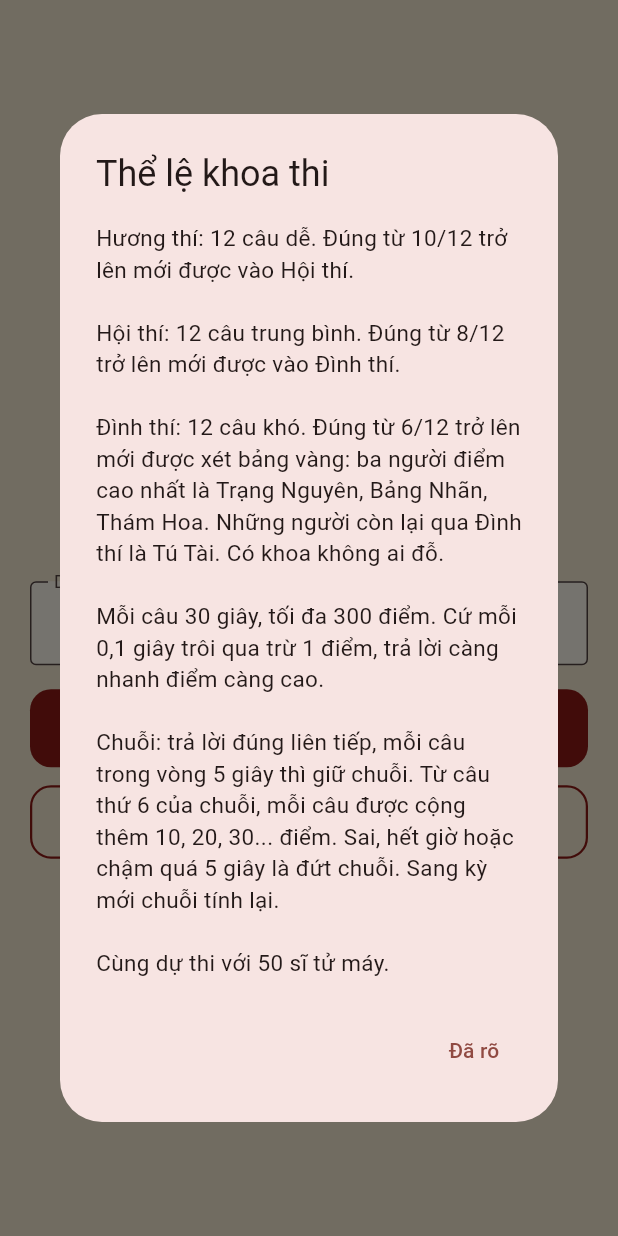
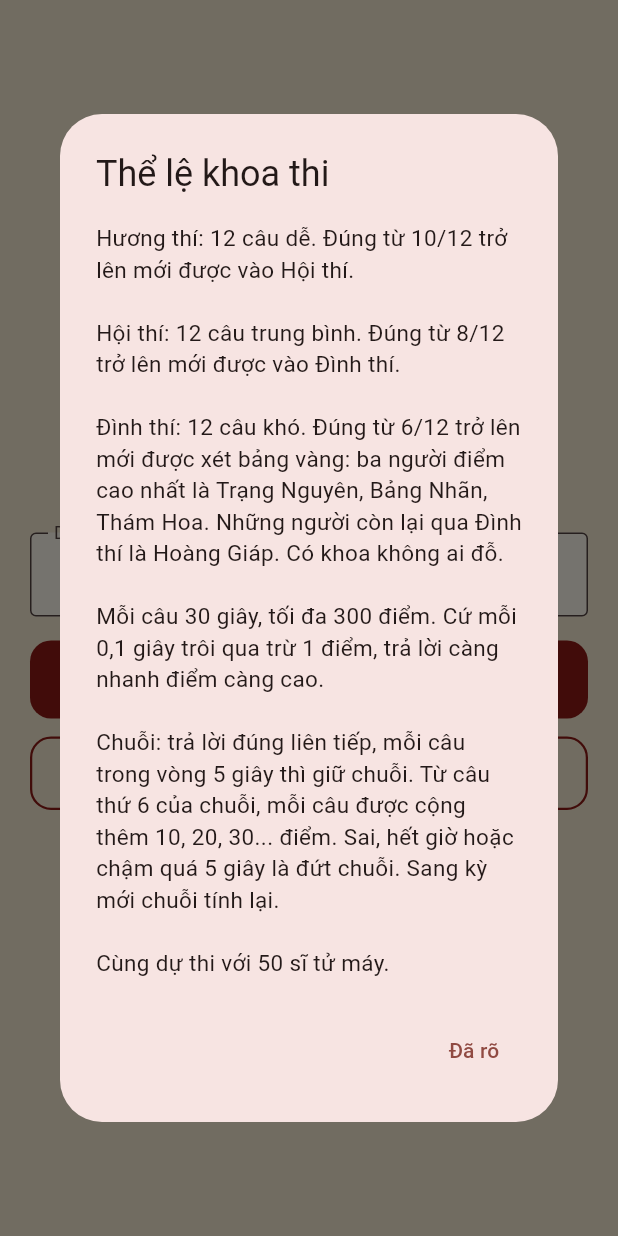
Before and after one commit to Khang-ayart/Duong-toi-trang-nguyen, a Flutter app: the screen it shows after launch, after a tap on "Thể lệ khoa thi", on a phone screen of 412 x 824 dp. Run offline on Flutter 3.47's test engine with Material 3 defaults, Android fonts, the phone set to English and light mode, and no system bars; network calls fail.

Commit message:
Hoàng Giáp thay Tú Tài, kiểm tra cập nhật trong app, khóa ký cố định để cài đè
Co-Authored-By: Claude Sonnet 5.5 <noreply@anthropic.com>
Claude-Session: https://claude.ai/code/session_01MhCC295t6YSzG72DzZYPU6

```diff
--- a/assets/data/messages.json
+++ b/assets/data/messages.json
@@ -47,13 +47,6 @@
     "Đình thí chưa chọn được tên {ten} lần này, nhưng cả triều đình đều khen ngợi chí khí của sĩ tử.",
     "Đường công danh lắm gian truân, nhưng người đã đi tới tận Đình thí thì chẳng còn xa ngày vinh quy bái tổ."
   ],
-  "tutai": [
-    "Mười năm đèn sách, nay bảng vàng cũng đề tên. Công danh chưa phải đỉnh cao, nhưng chí sĩ tử đã khiến triều đình nể trọng. Chúc mừng Tú Tài {ten}!",
-    "Bao năm sôi kinh nấu sử, hôm nay {ten} nghe tên mình xướng giữa sân rồng. Tú Tài đề danh, làng xóm đều vui mừng!",
-    "Công đèn sách không phụ lòng người. Tú Tài {ten} được triều đình ghi danh, dòng họ rạng rỡ, quê nhà hãnh diện.",
-    "Vượt qua ba kỳ thi gian khó, {ten} xứng đáng với danh hiệu Tú Tài. Hãy tiếp tục dùi mài, khoa sau biết đâu bảng vàng đề tên bậc cao hơn.",
-    "Sau bao năm cố gắng, bảng vàng cuối cùng cũng đề tên {ten}. Tú Tài thật đáng nể, xin chúc mừng!"
-  ],
   "thamhoa": [
     "Phụng thiên thừa vận Hoàng đế, chiếu viết: {ten} tài hoa lỗi lạc, nay đỗ Đệ nhất giáp Tiến sĩ cập đệ, đệ tam danh Thám Hoa! Bảng vàng đề tên, rạng rỡ tổ tông. Khâm thử!",
     "Phụng thiên thừa vận Hoàng đế, chiếu viết: Văn chương {ten} tươi thắm như hoa xuân, nay đỗ Đệ nhất giáp Tiến sĩ cập đệ, đệ tam danh Thám Hoa! Ban mũ áo cân đai, vinh quy bái tổ. Khâm thử!",
@@ -87,5 +80,12 @@
     "Triều đình ban danh xưng Phó Bảng cho {ten}: đã trúng Hội thí, chỉ còn cách hàng Tiến sĩ một bước. Tiếng tăm vang khắp kinh kỳ.",
     "Đình thí chưa chọn được tên {ten} vào hàng Tiến sĩ, nhưng Hội thí trúng cách là bậc tài hiếm có. Triều Nguyễn gọi bậc này là Phó Bảng.",
     "Phó Bảng {ten}! Qua Hội thí giữa muôn người, danh tiếng đã vượt xa đồng môn, chỉ tiếc bảng vàng chưa kịp đề tên."
+  ],
+  "hoanggiap": [
+    "Mười năm đèn sách, nay bảng vàng đã đề tên. Đệ nhị giáp Tiến sĩ xuất thân, danh hiệu Hoàng Giáp thật rạng rỡ. Triều đình chúc mừng {ten}!",
+    "Bao năm sôi kinh nấu sử, hôm nay {ten} nghe tên mình xướng giữa sân rồng. Hoàng Giáp đề danh, làng xóm đều vui mừng!",
+    "Công đèn sách không phụ lòng người. Hoàng Giáp {ten} được triều đình ghi danh, dòng họ rạng rỡ, quê nhà hãnh diện.",
+    "Vượt qua ba kỳ thi gian khó, {ten} xứng đáng với danh hiệu Hoàng Giáp. Hãy tiếp tục dùi mài, khoa sau biết đâu đứng đầu bảng vàng.",
+    "Sau bao năm cố gắng, bảng vàng cuối cùng cũng đề tên {ten}. Hoàng Giáp thật đáng nể, xin chúc mừng!"
   ]
 }
--- a/lib/engine.dart
+++ b/lib/engine.dart
@@ -233,7 +233,7 @@ enum Outcome {
   failHuong,
   failHoi,
   failDinh,
-  tuTai,
+  hoangGiap,
   thamHoa,
   bangNhan,
   trangNguyen,
@@ -498,6 +498,6 @@ class GameSession {
     if (rank == 2) {
       return Outcome.thamHoa;
     }
-    return Outcome.tuTai;
+    return Outcome.hoangGiap;
   }
 }
--- a/lib/screens/home_screen.dart
+++ b/lib/screens/home_screen.dart
@@ -1,8 +1,10 @@
 import 'package:flutter/material.dart';
+import 'package:url_launcher/url_launcher.dart';
 
 import '../data.dart';
 import '../engine.dart';
 import '../theme.dart';
+import '../updater.dart';
 import '../widgets.dart';
 import 'game_screen.dart';
 
@@ -17,11 +19,13 @@ class _HomeScreenState extends State<HomeScreen> {
   final TextEditingController _name = TextEditingController(text: 'Sĩ tử');
   GameData? _data;
   String? _error;
+  bool _checking = false;
 
   @override
   void initState() {
     super.initState();
     _load();
+    _checkUpdate(silent: true);
   }
 
   @override
@@ -43,6 +47,70 @@ class _HomeScreenState extends State<HomeScreen> {
       }
       setState(() => _error = e.toString());
     }
+  }
+
+  /// Kiểm tra bản mới. silent = true (lúc mở app): không có mạng hay đã mới nhất thì im lặng.
+  Future<void> _checkUpdate({required bool silent}) async {
+    if (_checking) {
+      return;
+    }
+    setState(() => _checking = true);
+    UpdateInfo? info;
+    bool failed = false;
+    try {
+      info = await checkForUpdate();
+    } catch (_) {
+      failed = true;
+    }
+    if (!mounted) {
+      return;
+    }
+    setState(() => _checking = false);
+
+    if (info != null) {
+      _showUpdateDialog(info);
+    } else if (!silent) {
+      ScaffoldMessenger.of(context).showSnackBar(
+        SnackBar(
+          content: Text(
+            failed
+                ? 'Không kết nối được để kiểm tra. Hãy bật mạng rồi thử lại.'
+                : 'Bạn đang dùng bản mới nhất.',
+          ),
+        ),
+      );
+    }
+  }
+
+  void _showUpdateDialog(UpdateInfo info) {
+    showDialog<void>(
+      context: context,
+      builder: (BuildContext ctx) => AlertDialog(
+        title: const Text('Có bản cập nhật mới'),
+        content: Text(
+          'Bản ${info.build} đã có (bạn đang dùng bản $kBuildNumber).\n\n'
+          'Bấm "Tải bản mới", tải xong mở file để cài. '
+          'Máy sẽ cài đè lên bản cũ, không cần gỡ app và không mất gì.',
+          style: const TextStyle(fontSize: 15, height: 1.4),
+        ),
+        actions: <Widget>[
+          TextButton(
+            onPressed: () => Navigator.of(ctx).pop(),
+            child: const Text('Để sau'),
+          ),
+          FilledButton(
+            onPressed: () {
+              Navigator.of(ctx).pop();
+              launchUrl(
+                Uri.parse(info.apkUrl),
+                mode: LaunchMode.externalApplication,
+              );
+            },
+            child: const Text('Tải bản mới'),
+          ),
+        ],
+      ),
+    );
   }
 
   void _start() {
@@ -79,7 +147,7 @@ class _HomeScreenState extends State<HomeScreen> {
             'Hội thí: 12 câu trung bình. Đúng từ ${kPassMark[1]}/12 trở lên mới được vào Đình thí.\n\n'
             'Đình thí: 12 câu khó. Đúng từ ${kPassMark[2]}/12 trở lên mới được xét bảng vàng: '
             'ba người điểm cao nhất là Trạng Nguyên, Bảng Nhãn, Thám Hoa. '
-            'Những người còn lại qua Đình thí là Tú Tài. Có khoa không ai đỗ.\n\n'
+            'Những người còn lại qua Đình thí là Hoàng Giáp. Có khoa không ai đỗ.\n\n'
             'Mỗi câu 30 giây, tối đa 300 điểm. Cứ mỗi 0,1 giây trôi qua trừ 1 điểm, '
             'trả lời càng nhanh điểm càng cao.\n\n'
             'Chuỗi: trả lời đúng liên tiếp, mỗi câu trong vòng 5 giây thì giữ chuỗi. '
@@ -184,6 +252,19 @@ class _HomeScreenState extends State<HomeScreen> {
         child: const Text('Thể lệ khoa thi'),
       ),
     );
+    children.add(
+      TextButton(
+        onPressed: _checking ? null : () => _checkUpdate(silent: false),
+        child: Text(_checking ? 'Đang kiểm tra...' : 'Kiểm tra cập nhật'),
+      ),
+    );
+    children.add(
+      Text(
+        'Phiên bản $kBuildNumber',
+        textAlign: TextAlign.center,
+        style: const TextStyle(fontSize: 12, color: AppColors.inkSoft),
+      ),
+    );
 
     return Scaffold(
       body: SafeArea(
--- /dev/null
+++ b/lib/updater.dart
@@ -0,0 +1,78 @@
+import 'dart:async';
+import 'dart:convert';
+import 'dart:io';
+
+/// Số hiệu bản build, do GitHub Actions truyền vào (--dart-define=BUILD_NUMBER=...).
+/// Chạy máy local không truyền thì là 0.
+const int kBuildNumber = int.fromEnvironment('BUILD_NUMBER', defaultValue: 0);
+
+/// Kho GitHub chứa các bản phát hành (Releases).
+const String kRepo = 'Khang-ayart/Duong-toi-trang-nguyen';
+
+class UpdateInfo {
+  final int build;
+  final String apkUrl;
+  final String pageUrl;
+
+  const UpdateInfo({
+    required this.build,
+    required this.apkUrl,
+    required this.pageUrl,
+  });
+}
+
+/// Hỏi GitHub bản phát hành mới nhất (tên thẻ dạng "build-12").
+/// - Trả về null nếu đang dùng bản mới nhất.
+/// - Ném lỗi nếu không có mạng hoặc GitHub không trả lời; nơi gọi tự xử lý.
+/// Đây là lần duy nhất app dùng mạng, chỉ để xem có bản mới, không gửi dữ liệu người chơi.
+Future<UpdateInfo?> checkForUpdate() async {
+  final HttpClient client = HttpClient()
+    ..connectionTimeout = const Duration(seconds: 6);
+  try {
+    final HttpClientRequest req = await client
+        .getUrl(Uri.parse('https://api.github.com/repos/$kRepo/releases/latest'))
+        .timeout(const Duration(seconds: 8));
+    req.headers.set('Accept', 'application/vnd.github+json');
+    req.headers.set('User-Agent', 'DuongToiTrangNguyen');
+    final HttpClientResponse res =
+        await req.close().timeout(const Duration(seconds: 8));
+    if (res.statusCode == 404) {
+      return null; // chưa có bản phát hành nào
+    }
+    if (res.statusCode != 200) {
+      throw HttpException('GitHub trả mã ${res.statusCode}');
+    }
+    final String body = await res
+        .transform(utf8.decoder)
+        .join()
+        .timeout(const Duration(seconds: 8));
+    final Map<String, dynamic> json = jsonDecode(body) as Map<String, dynamic>;
+
+    final String tag = (json['tag_name'] as String?) ?? '';
+    final RegExpMatch? m = RegExp(r'(\d+)$').firstMatch(tag);
+    final int build = m == null ? 0 : int.parse(m.group(1)!);
+    if (build <= kBuildNumber) {
+      return null;
+    }
+
+    String apkUrl = '';
+    final List<dynamic> assets = (json['assets'] as List<dynamic>?) ?? <dynamic>[];
+    for (final dynamic a in assets) {
+      final Map<String, dynamic> asset = a as Map<String, dynamic>;
+      final String name = (asset['name'] as String?) ?? '';
+      if (name.toLowerCase().endsWith('.apk')) {
+        apkUrl = (asset['browser_download_url'] as String?) ?? '';
+        break;
+      }
+    }
+    final String pageUrl = (json['html_url'] as String?) ??
+        'https://github.com/$kRepo/releases/latest';
+    return UpdateInfo(
+      build: build,
+      apkUrl: apkUrl.isEmpty ? pageUrl : apkUrl,
+      pageUrl: pageUrl,
+    );
+  } finally {
+    client.close(force: true);
+  }
+}
--- a/pubspec.yaml
+++ b/pubspec.yaml
@@ -9,6 +9,7 @@ environment:
 dependencies:
   flutter:
     sdk: flutter
+  url_launcher: ^6.3.0
 
 dev_dependencies:
   flutter_test:
```
Also changed, not shown: lib/screens/result_screen.dart (+10 -10 lines), 3 other files.
